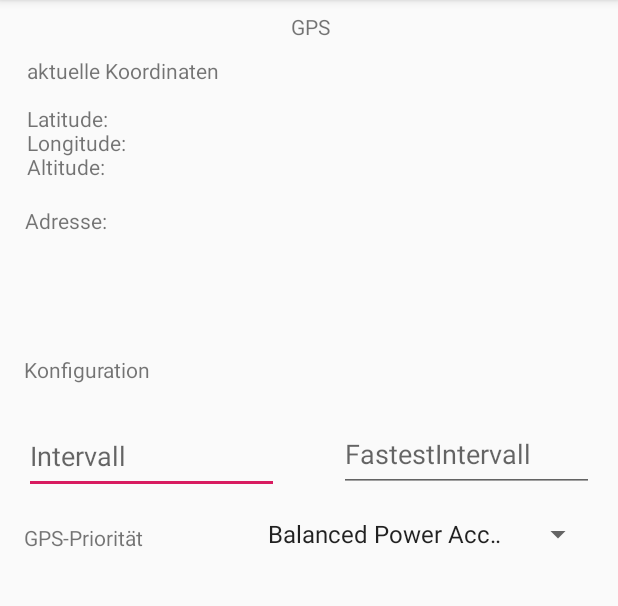
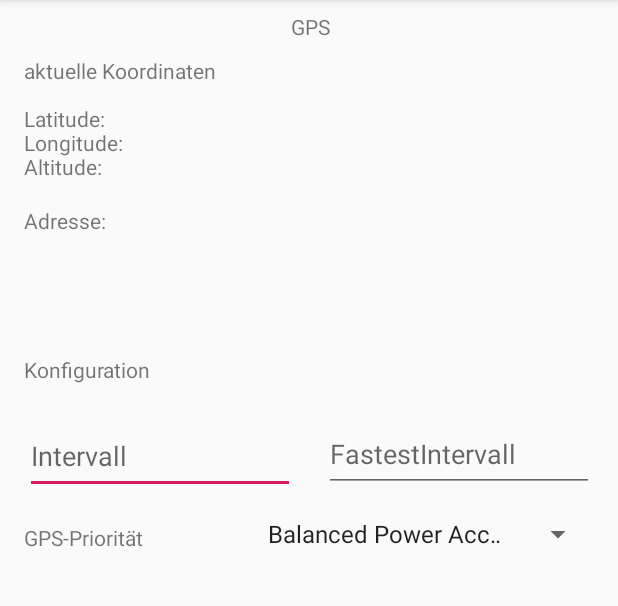
Before and after one commit to magharmi/LokalisierungPraktikum, an Android app: the GPS screen opened directly, with no data from a screen before it, on a phone screen of 412 x 824 dp, the part 84-690 px from its top. Run offline under Robolectric (Android 15) with nearby library versions, the phone set to English and light mode, and no system bars.

```diff
--- a/Praktikum/app/src/main/java/com/example/praktikum/GPS.java
+++ b/Praktikum/app/src/main/java/com/example/praktikum/GPS.java
@@ -6,6 +6,7 @@ import android.location.Geocoder;
 import android.location.Location;
 import android.location.LocationManager;
 import android.os.Bundle;
+import android.view.WindowManager;
 import android.widget.Button;
 import android.widget.CompoundButton;
 import android.widget.Spinner;
@@ -14,6 +15,7 @@ import android.widget.TextView;
 import android.location.Address;
 
 import com.google.android.gms.location.LocationRequest;
+import com.google.android.material.textfield.TextInputEditText;
 
 import java.io.IOException;
 import java.util.List;
@@ -22,6 +24,7 @@ public class GPS extends AppCompatActivity {
 
     Switch switchOnOff;
     TextView textViewGPSKoordinaten, textViewAdresse;
+    TextInputEditText textInputIntervall, textInputFastestIntervall;
     Spinner spinnerSamplingFrequenzen;
     Button buttonSpeicherort;
     GPSTracker gpsTracker;
@@ -33,11 +36,15 @@ public class GPS extends AppCompatActivity {
     protected void onCreate(Bundle savedInstanceState) {
         super.onCreate(savedInstanceState);
         setContentView(R.layout.activity_gps);
+        getWindow().setSoftInputMode(WindowManager.LayoutParams.SOFT_INPUT_ADJUST_PAN);
 
         gps = this;
 
         //Initialisierung
         switchOnOff = findViewById(R.id.switchOnOff);
+
+        textInputFastestIntervall = findViewById(R.id.textInputFastestIntervall);
+        textInputIntervall = findViewById(R.id.textInputIntervall);
 
         textViewGPSKoordinaten = findViewById(R.id.textViewGPSKoordinaten);
         textViewAdresse = findViewById(R.id.textViewAdresse);
@@ -52,7 +59,8 @@ public class GPS extends AppCompatActivity {
                     switchOnOff.setText("Datensammlung deaktivieren");
                     konfigurationAktiv(false);
                     gpsTracker = new GPSTracker(getApplicationContext());
-                    location = gpsTracker.getLocation(LocationRequest.PRIORITY_HIGH_ACCURACY, 2000, 1000);
+                    gpsTracker.setLocationRequest(LocationRequest.PRIORITY_HIGH_ACCURACY, Integer.parseInt(textInputIntervall.getText().toString()), Integer.parseInt(textInputFastestIntervall.getText().toString()));
+                    location = gpsTracker.getLocation();
                 } else {
                     switchOnOff.setText("Datensammlung aktivieren");
                     konfigurationAktiv(true);
--- a/Praktikum/app/src/main/res/layout/activity_gps.xml
+++ b/Praktikum/app/src/main/res/layout/activity_gps.xml
@@ -72,25 +72,21 @@
         android:layout_width="wrap_content"
         android:layout_height="wrap_content"
         android:layout_marginStart="16dp"
-        android:layout_marginEnd="340dp"
         android:layout_marginBottom="126dp"
         android:text="Adresse:"
         app:layout_constraintBottom_toTopOf="@+id/textViewUeberschriftKonfiguration"
-        app:layout_constraintEnd_toEndOf="parent"
         app:layout_constraintStart_toStartOf="parent"
         app:layout_constraintTop_toBottomOf="@+id/textViewGPSKoordinaten" />
 
     <TextView
         android:id="@+id/textViewGPSKoordinaten"
-        android:layout_width="wrap_content"
+        android:layout_width="300dp"
         android:layout_height="88dp"
         android:layout_marginStart="16dp"
         android:layout_marginTop="37dp"
-        android:layout_marginEnd="264dp"
         android:layout_marginBottom="12dp"
         android:text="aktuelle Koordinaten\n\nLatitude:\nLongitude:\nAltitude:"
         app:layout_constraintBottom_toTopOf="@+id/textViewAdresse"
-        app:layout_constraintEnd_toEndOf="parent"
         app:layout_constraintStart_toStartOf="parent"
         app:layout_constraintTop_toTopOf="parent" />
 
@@ -132,11 +128,11 @@
 
     <com.google.android.material.textfield.TextInputEditText
         android:id="@+id/textInputIntervall"
-        android:layout_width="170dp"
+        android:layout_width="180dp"
         android:layout_height="50dp"
         android:layout_marginStart="16dp"
         android:layout_marginTop="23dp"
-        android:layout_marginEnd="40dp"
+        android:layout_marginEnd="19dp"
         android:hint="Intervall"
         app:layout_constraintEnd_toStartOf="@+id/textInputFastestIntervall"
         app:layout_constraintStart_toStartOf="parent"
@@ -144,7 +140,7 @@
 
     <com.google.android.material.textfield.TextInputEditText
         android:id="@+id/textInputFastestIntervall"
-        android:layout_width="170dp"
+        android:layout_width="180dp"
         android:layout_height="50dp"
         android:layout_marginEnd="16dp"
         android:layout_marginBottom="1dp"
```
Also changed, not shown: Praktikum/app/src/main/java/com/example/praktikum/GPSTracker.java (+13 -9 lines).
